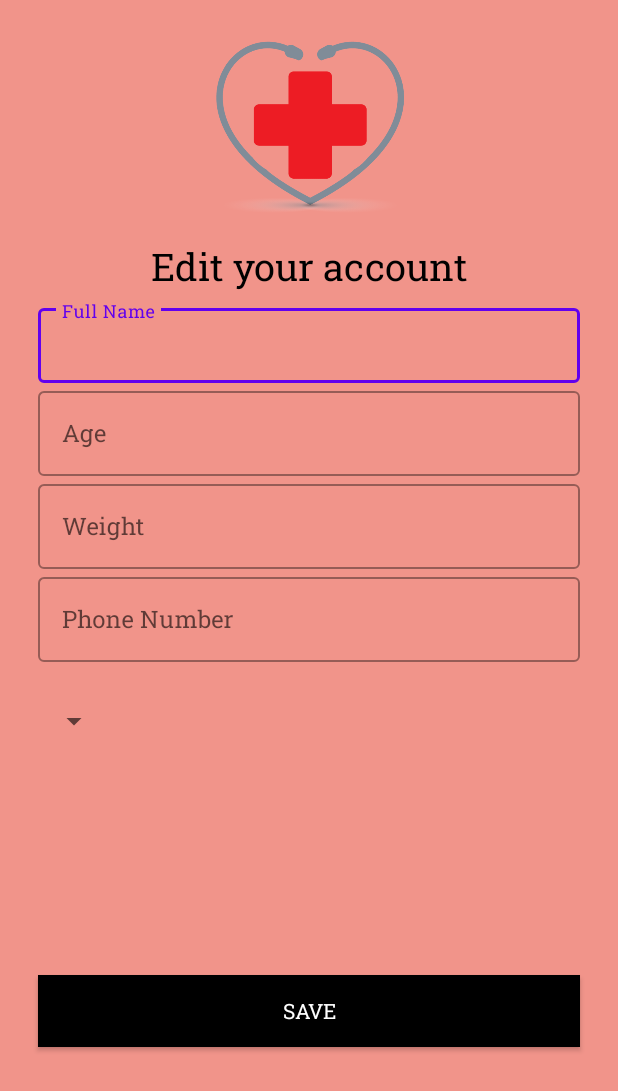
After one commit to fl0rin12/SMA2022-2023, an Android app: the layout edit_profile_pacient.xml on its own in the app's theme, with its tools: preview values and no code run, on a phone screen of 412 x 824 dp. The commit adds this screen. Shown: the top 1091 px of the screen. Run offline under Robolectric (Android 15) with nearby library versions, the phone set to English and light mode, and no system bars.

Commit message:
PopUp Logout Edit profile done for both Roles

```diff
--- a/app/src/debug/res/values/medbuddy_logo_background.xml
+++ b/app/src/debug/res/values/medbuddy_logo_background.xml
@@ -12,4 +12,8 @@
         <item>Ophthalmology</item>
         <item>Orthopedic</item>
     </string-array>
+    <string-array name="gender_type">
+        <item>Male</item>
+        <item>Female</item>
+    </string-array>
 </resources>
--- a/app/src/main/java/com/example/medbuddy/Users.kt
+++ b/app/src/main/java/com/example/medbuddy/Users.kt
@@ -6,5 +6,9 @@ data class Users(
     var fullName: String? = null,
     var phoneNumber: String? = null,
     var role: String? = null,
+    var speciality: String? =null,
+    var gender: String? = null,
+    var age:String? = null,
+    var weight:String? = null,
     var uid: String? = null
 )
--- /dev/null
+++ b/app/src/main/res/drawable/ic_popup.xml
@@ -0,0 +1,6 @@
+<?xml version="1.0" encoding="utf-8"?>
+<shape xmlns:android="http://schemas.android.com/apk/res/android">
+<solid android:color="#ffffff"/>
+    <stroke android:width="3dp" android:color="@color/purple_200"/>
+        <corners android:radius="10dp"/>
+</shape>
--- /dev/null
+++ b/app/src/main/res/layout/edit_profile_pacient.xml
@@ -0,0 +1,142 @@
+<?xml version="1.0" encoding="utf-8"?>
+<LinearLayout xmlns:android="http://schemas.android.com/apk/res/android"
+    xmlns:app="http://schemas.android.com/apk/res-auto"
+    xmlns:tools="http://schemas.android.com/tools"
+    android:layout_width="match_parent"
+    android:layout_height="match_parent"
+    android:background="#F1948A"
+    android:orientation="vertical"
+    android:padding="20dp"
+    tools:context=".Register">
+
+    <ImageView
+        android:id="@+id/logoImage"
+        android:layout_width="150dp"
+        android:layout_height="125dp"
+        android:layout_gravity="center"
+        android:contentDescription="MedBuddy Logo"
+        android:src="@drawable/medbuddylogo"
+        android:transitionName="logo_image"
+        tools:ignore="HardcodedText,ImageContrastCheck" />
+
+    <TextView
+        android:id="@+id/logoName"
+        android:layout_width="match_parent"
+        android:layout_height="wrap_content"
+        android:layout_marginTop="15dp"
+        android:fontFamily="@font/roboto_slab"
+        android:text="Edit your account"
+        android:textAlignment="center"
+        android:textColor="@color/black"
+        android:textSize="25sp"
+        android:transitionName="logo_text"
+        tools:ignore="HardcodedText" />
+
+    <LinearLayout
+        android:layout_width="match_parent"
+        android:layout_height="450dp"
+        android:orientation="vertical"
+        android:padding="5dp">
+
+        <com.google.android.material.textfield.TextInputLayout
+            android:id="@+id/pfullName"
+            style="@style/Widget.MaterialComponents.TextInputLayout.OutlinedBox"
+            android:layout_width="match_parent"
+            android:layout_height="wrap_content"
+            android:hint="Full Name"
+            tools:ignore="HardcodedText">
+
+            <com.google.android.material.textfield.TextInputEditText
+                android:layout_width="match_parent"
+                android:layout_height="50dp"
+                android:fontFamily="@font/roboto_slab"
+                tools:ignore="TextContrastCheck" />
+
+        </com.google.android.material.textfield.TextInputLayout>
+
+        <com.google.android.material.textfield.TextInputLayout
+            android:id="@+id/Email"
+            style="@style/Widget.MaterialComponents.TextInputLayout.OutlinedBox"
+            android:layout_width="match_parent"
+            android:layout_height="wrap_content"
+            android:hint="Email"
+            tools:ignore="HardcodedText"/>
+
+        <com.google.android.material.textfield.TextInputLayout
+            android:id="@+id/editAge"
+            style="@style/Widget.MaterialComponents.TextInputLayout.OutlinedBox"
+            android:layout_width="match_parent"
+            android:layout_height="wrap_content"
+            android:hint="Age"
+            tools:ignore="HardcodedText">
+
+            <com.google.android.material.textfield.TextInputEditText
+                android:layout_width="match_parent"
+                android:layout_height="wrap_content"
+                android:fontFamily="@font/roboto_slab"
+                tools:ignore="TextContrastCheck" />
+
+        </com.google.android.material.textfield.TextInputLayout>
+        <com.google.android.material.textfield.TextInputLayout
+            android:id="@+id/editWeight"
+            style="@style/Widget.MaterialComponents.TextInputLayout.OutlinedBox"
+            android:layout_width="match_parent"
+            android:layout_height="wrap_content"
+            android:hint="Weight"
+            tools:ignore="HardcodedText">
+
+            <com.google.android.material.textfield.TextInputEditText
+                android:layout_width="match_parent"
+                android:layout_height="wrap_content"
+                android:fontFamily="@font/roboto_slab"
+                tools:ignore="TextContrastCheck" />
+
+        </com.google.android.material.textfield.TextInputLayout>
+
+
+        <com.google.android.material.textfield.TextInputLayout
+            android:id="@+id/pphoneNumber"
+            style="@style/Widget.MaterialComponents.TextInputLayout.OutlinedBox"
+            android:layout_width="match_parent"
+            android:layout_height="wrap_content"
+            android:hint="Phone Number"
+            android:inputType="number"
+            tools:ignore="HardcodedText">
+
+            <com.google.android.material.textfield.TextInputEditText
+                android:layout_width="match_parent"
+                android:layout_height="wrap_content"
+                android:fontFamily="@font/roboto_slab"
+                tools:ignore="TextContrastCheck" />
+
+        </com.google.android.material.textfield.TextInputLayout>
+
+        <Spinner
+            android:id="@+id/genderspinner"
+            android:layout_width="wrap_content"
+            android:layout_height="wrap_content"
+            android:layout_marginTop="15dp"
+            android:entries="@array/gender_type"
+            android:fontFamily="@font/roboto_slab"
+            android:hint="Role"
+            android:minHeight="48dp"
+            tools:ignore="HardcodedText" />
+
+    </LinearLayout>
+
+    <androidx.appcompat.widget.AppCompatButton
+        android:id="@+id/peditData"
+        android:layout_width="match_parent"
+        android:layout_height="wrap_content"
+        android:layout_gravity="center"
+        android:layout_marginStart="5dp"
+        android:layout_marginTop="5dp"
+        android:layout_marginEnd="5dp"
+        android:layout_marginBottom="10dp"
+        android:background="@color/black"
+        android:fontFamily="@font/roboto_slab"
+        android:text="Save"
+        android:textColor="@color/white"
+        tools:ignore="HardcodedText" />
+
+</LinearLayout>
```
Also changed, not shown: app/src/main/java/com/example/medbuddy/DoctorDashboard.kt (+101 -4 lines), app/src/main/java/com/example/medbuddy/PatientDashboard.kt (+119 -5 lines), app/src/main/res/layout/edit_profile_doctor.xml (added, +128 -0 lines), app/src/main/res/layout/popup_settings.xml (added, +38 -0 lines), 1 other file.
